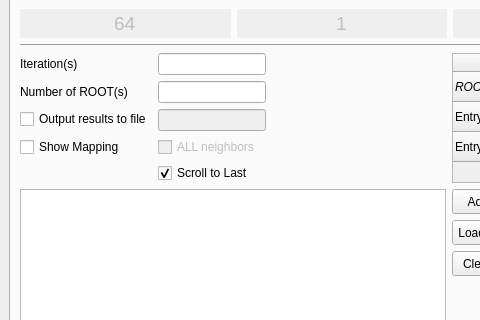
nyxonman/riva_PTA, file main.ui: the form before one commit; both pictures show x 0 to 480 and y 225 to 545 of the 900 by 675 pixel window.
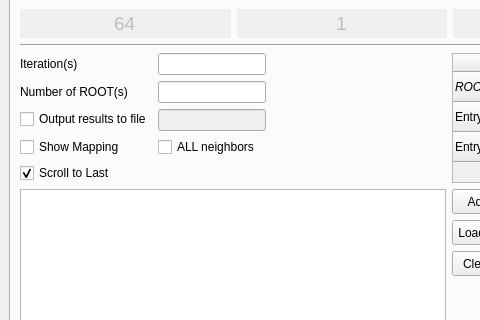
The form after the commit.

Commit message: re-positioned and renamed the show all neighbors

Patch:
```diff
--- a/main.ui
+++ b/main.ui
@@ -506,7 +506,17 @@
               </property>
              </widget>
             </item>
-            <item row="6" column="0">
+            <item row="5" column="1">
+             <widget class="QCheckBox" name="showAllNeighbors">
+              <property name="enabled">
+               <bool>true</bool>
+              </property>
+              <property name="text">
+               <string>ALL neighbors</string>
+              </property>
+             </widget>
+            </item>
+            <item row="5" column="0">
              <widget class="QCheckBox" name="showMap">
               <property name="cursor">
                <cursorShape>PointingHandCursor</cursorShape>
@@ -519,17 +529,7 @@
               </property>
              </widget>
             </item>
-            <item row="6" column="1">
-             <widget class="QCheckBox" name="showAllMap">
-              <property name="enabled">
-               <bool>false</bool>
-              </property>
-              <property name="text">
-               <string>ALL neighbors</string>
-              </property>
-             </widget>
-            </item>
-            <item row="7" column="1">
+            <item row="6" column="0">
              <widget class="QCheckBox" name="scrollToLastCmdHistory">
               <property name="cursor">
                <cursorShape>PointingHandCursor</cursorShape>
```
Left out of the diff: 114 changed lines with no effect on the pictures. The commit also changes 1 other file.
